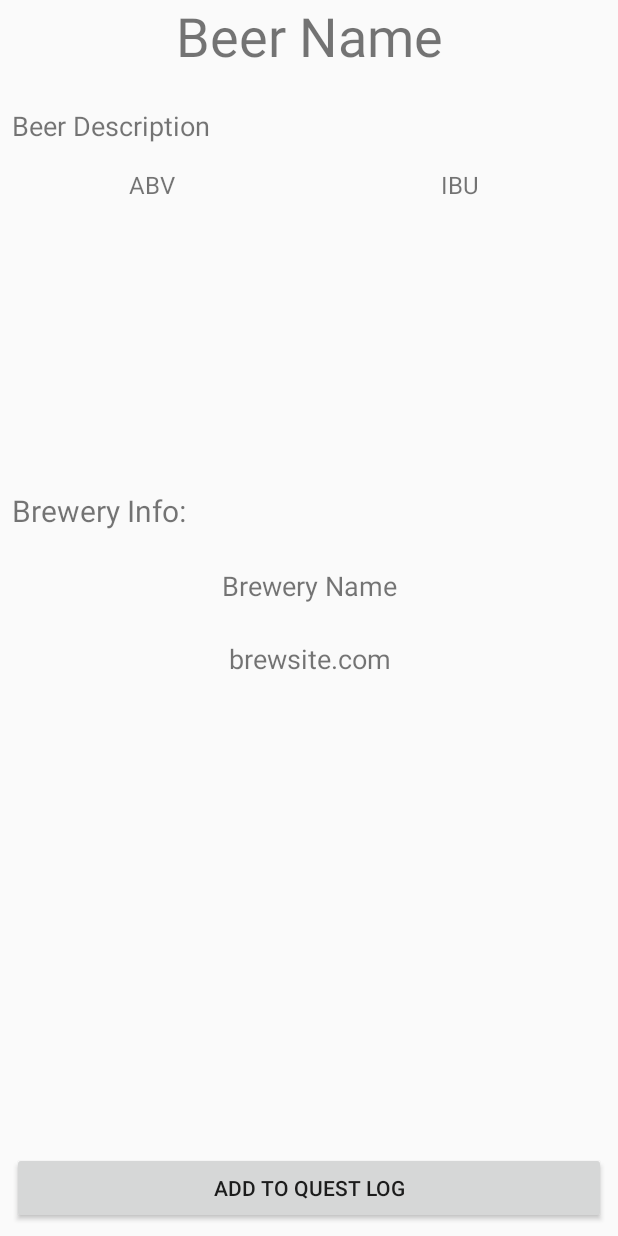
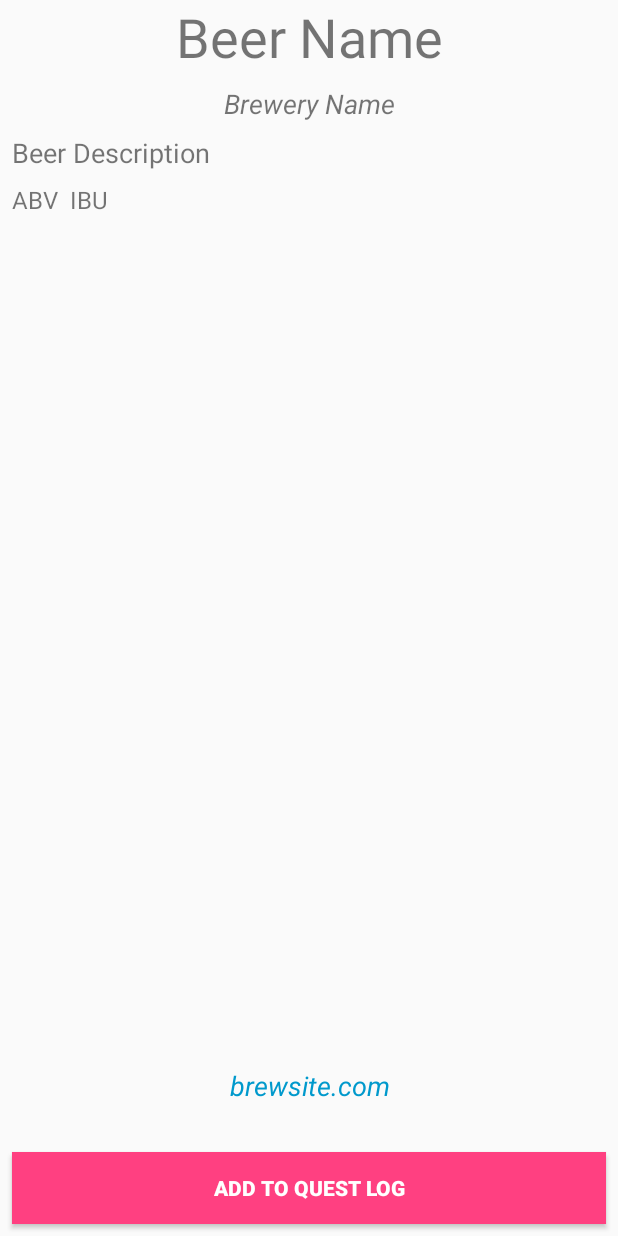
Before and after one commit to christiangmartinez/fizzy-quest, an Android app: the layout fragment_beer_detail.xml on its own in the app's theme, with its tools: preview values and no code run, on a phone screen of 412 x 824 dp. Run offline under Robolectric (Android 15) with nearby library versions, the phone set to English and light mode, and no system bars.

Commit message:
reformat layout of beer detail fragment

```diff
--- a/app/src/main/java/io/xtian/fizzyquest/ui/BeerDetailFragment.java
+++ b/app/src/main/java/io/xtian/fizzyquest/ui/BeerDetailFragment.java
@@ -51,8 +51,8 @@ public class BeerDetailFragment extends Fragment implements View.OnClickListener
         mBrewSite.setOnClickListener(this);
         mBrewskiName.setText(mBeer.getName());
         mBrewskiDescription.setText(mBeer.getDescription());
-        mBrewskiAbv.setText(mBeer.getAbv());
-        mBrewskiIbu.setText(mBeer.getIbu());
+        mBrewskiAbv.setText("ABV: " + mBeer.getAbv());
+        mBrewskiIbu.setText("IBU: " + mBeer.getIbu());
         mBrewName.setText(mBeer.getBrewery());
         mBrewSite.setText(mBeer.getBrewsite());
         return view;
--- a/app/src/main/res/layout/fragment_beer_detail.xml
+++ b/app/src/main/res/layout/fragment_beer_detail.xml
@@ -11,12 +11,17 @@
 
     <Button
         android:id="@+id/addBeerQuest"
-        android:layout_width="match_parent"
+        android:layout_width="0dp"
         android:layout_height="wrap_content"
         android:layout_marginBottom="8dp"
+        android:layout_marginEnd="8dp"
         android:layout_marginLeft="8dp"
         android:layout_marginRight="8dp"
+        android:layout_marginStart="8dp"
+        android:background="?attr/colorAccent"
         android:text="Add to Quest Log"
+        android:textColor="@android:color/white"
+        android:textStyle="bold"
         app:layout_constraintBottom_toBottomOf="parent"
         app:layout_constraintLeft_toLeftOf="parent"
         app:layout_constraintRight_toRightOf="parent" />
@@ -27,14 +32,15 @@
         android:layout_height="wrap_content"
         android:layout_marginLeft="8dp"
         android:layout_marginRight="8dp"
-        android:layout_marginTop="-1dp"
         android:text="Beer Name"
         android:textAlignment="center"
         android:textSize="36sp"
         app:layout_constraintHorizontal_bias="0.0"
         app:layout_constraintLeft_toLeftOf="parent"
         app:layout_constraintRight_toRightOf="parent"
-        app:layout_constraintTop_toTopOf="parent" />
+        app:layout_constraintTop_toTopOf="parent"
+        android:layout_marginStart="8dp"
+        android:layout_marginEnd="8dp" />
 
     <TextView
         android:id="@+id/brewskiDescription"
@@ -42,82 +48,60 @@
         android:layout_height="wrap_content"
         android:layout_marginLeft="8dp"
         android:layout_marginRight="8dp"
-        android:layout_marginTop="24dp"
+        android:layout_marginTop="8dp"
         android:text="TextView"
         android:textAlignment="viewStart"
         android:textSize="18sp"
         app:layout_constraintLeft_toLeftOf="parent"
         app:layout_constraintRight_toRightOf="parent"
-        app:layout_constraintTop_toBottomOf="@+id/brewskiName"
-        tools:text="Beer Description" />
+        app:layout_constraintTop_toBottomOf="@+id/brewName"
+        tools:text="Beer Description"
+        android:layout_marginStart="8dp"
+        android:layout_marginEnd="8dp"
+        app:layout_constraintHorizontal_bias="0.0" />
 
     <TextView
         android:id="@+id/brewskiAbv"
         android:layout_width="wrap_content"
         android:layout_height="wrap_content"
         android:layout_marginLeft="8dp"
-        android:layout_marginTop="16dp"
+        android:layout_marginTop="8dp"
         android:text="ABV"
         android:textSize="16sp"
         app:layout_constraintLeft_toLeftOf="parent"
         app:layout_constraintTop_toBottomOf="@+id/brewskiDescription"
-        app:layout_constraintRight_toLeftOf="@+id/guideline3"
-        android:layout_marginRight="8dp"
-        app:layout_constraintHorizontal_bias="0.506" />
+        android:layout_marginStart="8dp"
+        android:layout_marginEnd="8dp" />
 
     <TextView
         android:id="@+id/brewskiIbu"
         android:layout_width="wrap_content"
         android:layout_height="wrap_content"
-        android:layout_marginRight="7dp"
-        android:layout_marginTop="16dp"
+        android:layout_marginTop="8dp"
         android:text="IBU"
         android:textSize="16sp"
-        app:layout_constraintRight_toRightOf="parent"
         app:layout_constraintTop_toBottomOf="@+id/brewskiDescription"
-        android:layout_marginLeft="8dp"
-        app:layout_constraintLeft_toLeftOf="@+id/guideline3" />
-
-    <android.support.constraint.Guideline
-        android:layout_width="wrap_content"
-        android:layout_height="wrap_content"
-        android:id="@+id/guideline2"
-        app:layout_constraintGuide_begin="319dp"
-        android:orientation="horizontal" />
-
-    <android.support.constraint.Guideline
-        android:layout_width="wrap_content"
-        android:layout_height="wrap_content"
-        android:id="@+id/guideline3"
-        app:layout_constraintGuide_begin="201dp"
-        android:orientation="vertical" />
-
-    <TextView
-        android:id="@+id/brewInfo"
-        android:layout_width="0dp"
-        android:layout_height="wrap_content"
-        android:layout_marginLeft="8dp"
-        android:layout_marginRight="8dp"
-        android:layout_marginTop="8dp"
-        android:text="Brewery Info:"
-        android:textSize="20sp"
-        app:layout_constraintLeft_toLeftOf="parent"
-        app:layout_constraintRight_toLeftOf="@+id/guideline3"
-        app:layout_constraintTop_toTopOf="@+id/guideline2" />
+        android:layout_marginStart="8dp"
+        android:layout_marginEnd="7dp"
+        app:layout_constraintLeft_toRightOf="@+id/brewskiAbv"
+        android:layout_marginLeft="16dp" />
 
     <TextView
         android:id="@+id/brewName"
         android:layout_width="0dp"
         android:layout_height="wrap_content"
+        android:layout_marginEnd="8dp"
         android:layout_marginLeft="8dp"
         android:layout_marginRight="8dp"
-        android:layout_marginTop="24dp"
+        android:layout_marginStart="8dp"
+        android:layout_marginTop="8dp"
         android:text="Brewery Name"
         android:textAlignment="center"
         android:textSize="18sp"
+        android:textStyle="italic"
         app:layout_constraintLeft_toLeftOf="parent"
         app:layout_constraintRight_toRightOf="parent"
-        app:layout_constraintTop_toBottomOf="@+id/brewInfo" />
+        app:layout_constraintTop_toBottomOf="@+id/brewskiName" />
 
     <TextView
         android:id="@+id/brewSite"
@@ -125,14 +109,18 @@
         android:layout_height="wrap_content"
         android:layout_marginLeft="8dp"
         android:layout_marginRight="8dp"
-        android:layout_marginTop="24dp"
         android:text="brewsite.com"
         android:textAlignment="center"
+        android:textColor="@android:color/holo_blue_dark"
         android:textSize="18sp"
-        app:layout_constraintHorizontal_bias="0.0"
+        android:textStyle="italic"
+        app:layout_constraintHorizontal_bias="1.0"
         app:layout_constraintLeft_toLeftOf="parent"
         app:layout_constraintRight_toRightOf="parent"
-        app:layout_constraintTop_toBottomOf="@+id/brewName" />
+        android:layout_marginStart="8dp"
+        android:layout_marginEnd="8dp"
+        android:layout_marginBottom="32dp"
+        app:layout_constraintBottom_toTopOf="@+id/addBeerQuest" />
 
 </android.support.constraint.ConstraintLayout>
 
```
